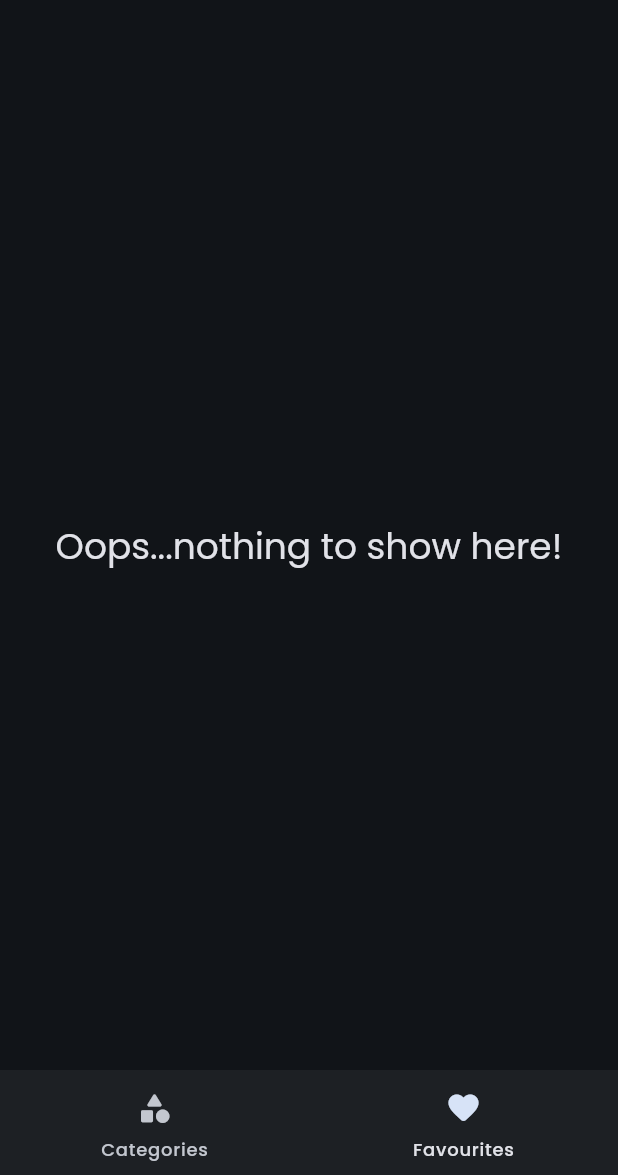
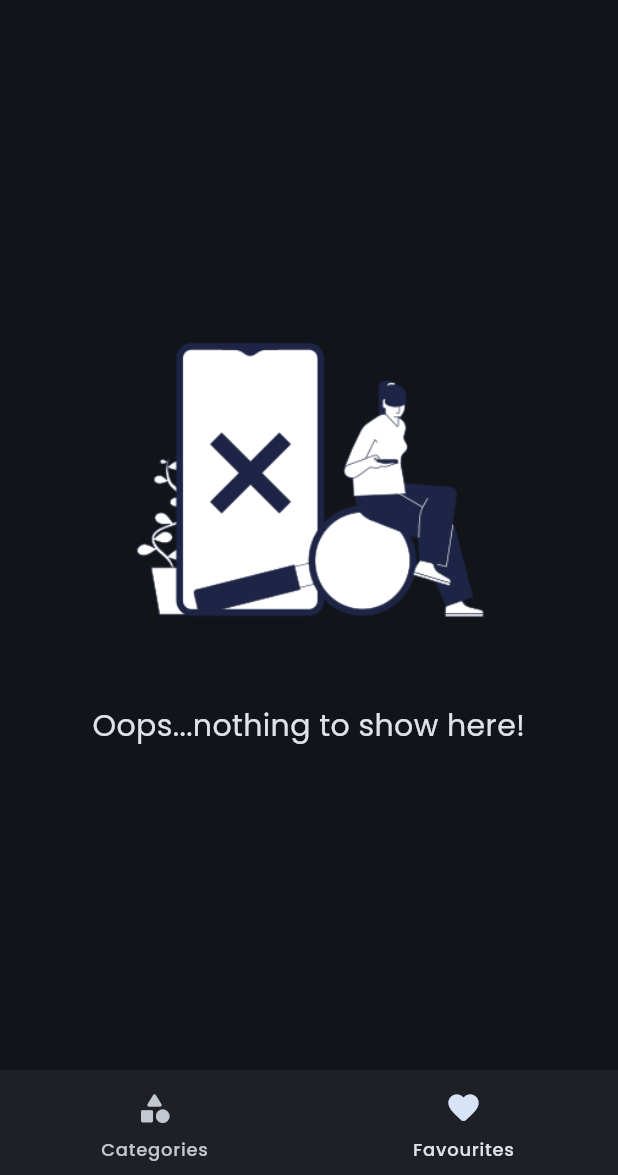
Before and after one commit to MoyinShabi/recipe-ranger-app, a Flutter app: the screen it shows after launch, item 2 of the bottom bar chosen, on a phone screen of 412 x 824 dp, the part 61-1236 px from its top. Run offline on Flutter 3.47's test engine with Material 2 defaults, Android fonts, the phone set to English and light mode, and no system bars; our stand-ins replace flutter_riverpod, google_fonts, transparent_image.

Commit message:
update favourite icon based on state

```diff
--- a/lib/screens/recipe_details_screen.dart
+++ b/lib/screens/recipe_details_screen.dart
@@ -14,6 +14,8 @@ class RecipeDetailsScreen extends ConsumerWidget {
 
   @override
   Widget build(BuildContext context, WidgetRef ref) {
+    final favouriteRecipes = ref.watch(favouriteRecipesProvier);
+    final isFavourite = favouriteRecipes.contains(recipe);
     return Scaffold(
       appBar: AppBar(
         title: Text(
@@ -39,7 +41,10 @@ class RecipeDetailsScreen extends ConsumerWidget {
                 ),
               );
             },
-            icon: const Icon(Icons.favorite_border),
+            icon: Icon(
+              isFavourite ? Icons.favorite : Icons.favorite_outline,
+              color: Theme.of(context).colorScheme.secondary,
+            ),
           )
         ],
       ),
--- a/lib/screens/recipes_screen.dart
+++ b/lib/screens/recipes_screen.dart
@@ -25,13 +25,27 @@ class RecipesScreen extends StatelessWidget {
 
   @override
   Widget build(BuildContext context) {
-    Widget pageContent = Center(
-      child: Text(
-        'Oops...nothing to show here!',
-        style: Theme.of(context).textTheme.headlineSmall!.copyWith(
+    Widget pageContent = Column(
+      mainAxisAlignment: MainAxisAlignment.center,
+      children: [
+        Image.asset(
+          'assets/images/nothing.png',
+          height: 300,
+          width: 300,
+        ),
+        SizedBox(
+          width: double.infinity,
+          child: Text(
+            'Oops...nothing to show here!',
+            textAlign: TextAlign.center,
+            style: TextStyle(
+              fontSize: 20,
               color: Theme.of(context).colorScheme.onBackground,
             ),
-      ),
+          ),
+        ),
+        const SizedBox(height: 60),
+      ],
     );
 
     if (availableRecipes.isNotEmpty) {
--- a/lib/screens/tabs_screen.dart
+++ b/lib/screens/tabs_screen.dart
@@ -46,6 +46,7 @@ class _TabsScreenState extends ConsumerState<TabsScreen> {
 
     if (_selectedPageIndex == 1) {
       final favouriteRecipes = ref.watch(favouriteRecipesProvier);
+
       activePage = RecipesScreen(
         availableRecipes: favouriteRecipes,
       );
--- a/pubspec.yaml
+++ b/pubspec.yaml
@@ -63,9 +63,8 @@ flutter:
   uses-material-design: true
 
   # To add assets to your application, add an assets section, like this:
-  # assets:
-  #   - images/a_dot_burr.jpeg
-  #   - images/a_dot_ham.jpeg
+  assets:
+  - assets/images/nothing.png
   # An image asset can refer to one or more resolution-specific "variants", see
   # https://flutter.dev/assets-and-images/#resolution-aware
   # For details regarding adding assets from package dependencies, see
```
Also changed, not shown: assets/images/nothing.png (added).
